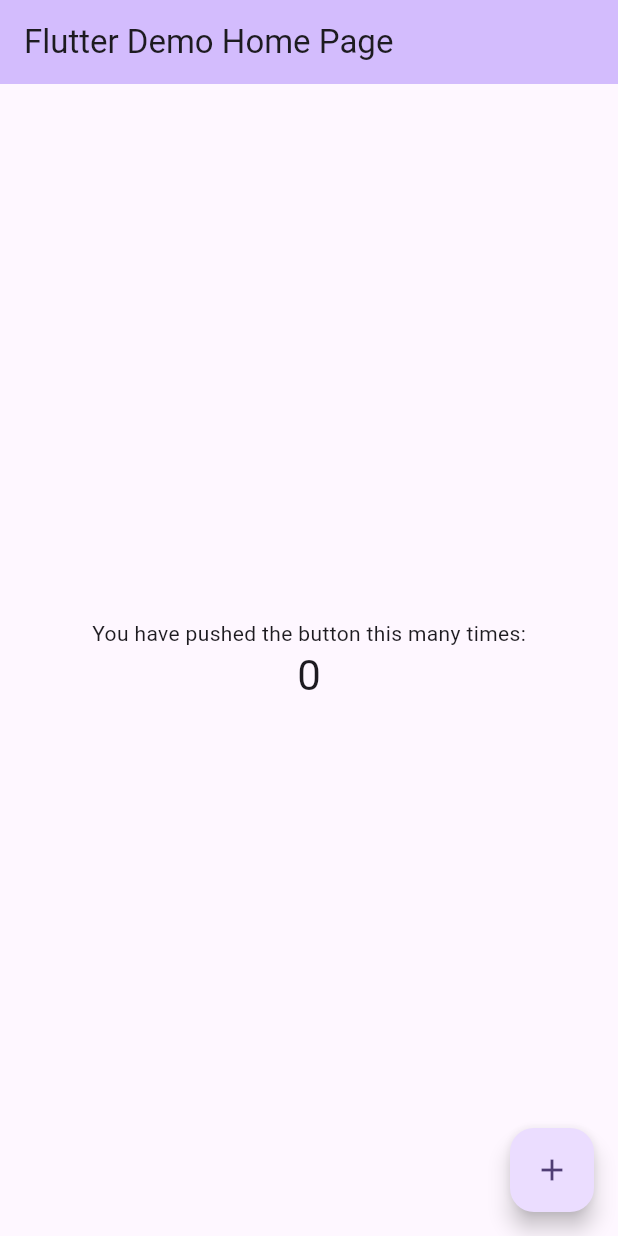
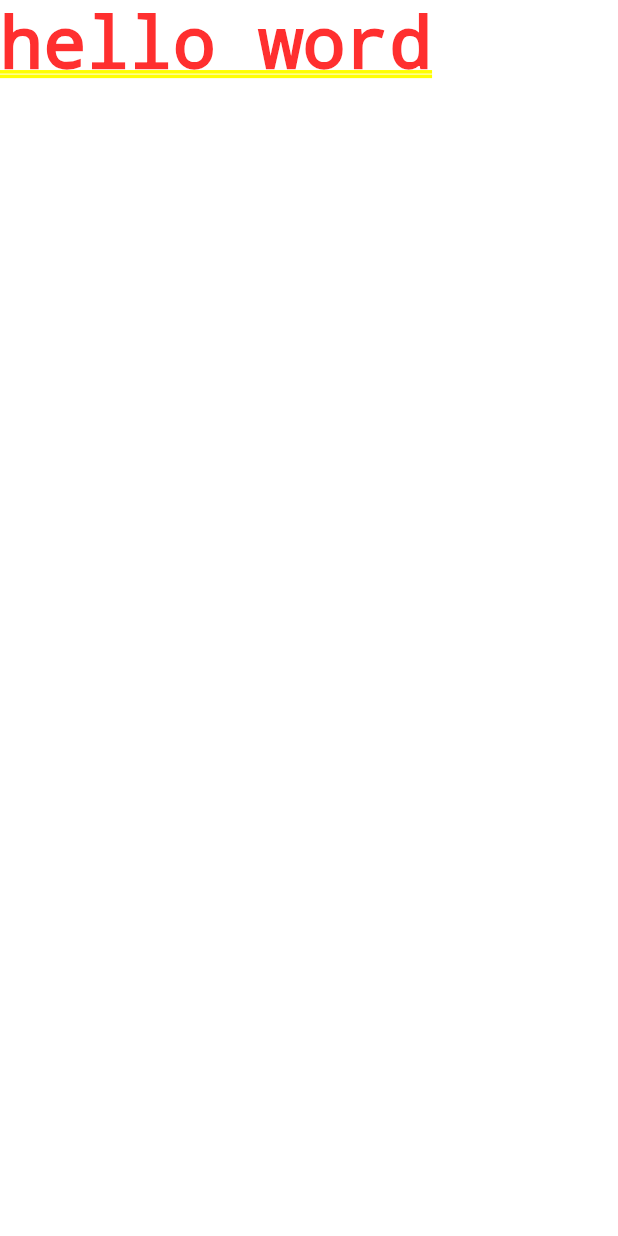
Before and after one commit to Tanh2003/Study_Flutter, a Flutter app: the screen it shows after launch, on a phone screen of 412 x 824 dp. Run offline on Flutter 3.47's test engine with Material 3 defaults, Android fonts, the phone set to English and light mode, and no system bars.

Commit message:
video 30

```diff
--- a/study_flutter/lib/main.dart
+++ b/study_flutter/lib/main.dart
@@ -1,125 +1,14 @@
+
+// Bước 1 : thêm import thư viện
 import 'package:flutter/material.dart';
 
+
+ // bước 2 hàm main là hàm chính để chạy app
 void main() {
-  runApp(const MyApp());
+
+  // bước 3 : khởi động app
+  runApp( const MaterialApp(
+    // Bước :4  sử dụng thành phần để xây dựng giao diện người dùng
+    home: Text("hello word"),
+  ));
 }
-
-class MyApp extends StatelessWidget {
-  const MyApp({super.key});
-
-  // This widget is the root of your application.
-  @override
-  Widget build(BuildContext context) {
-    return MaterialApp(
-      title: 'Flutter Demo',
-      theme: ThemeData(
-        // This is the theme of your application.
-        //
-        // TRY THIS: Try running your application with "flutter run". You'll see
-        // the application has a purple toolbar. Then, without quitting the app,
-        // try changing the seedColor in the colorScheme below to Colors.green
-        // and then invoke "hot reload" (save your changes or press the "hot
-        // reload" button in a Flutter-supported IDE, or press "r" if you used
-        // the command line to start the app).
-        //
-        // Notice that the counter didn't reset back to zero; the application
-        // state is not lost during the reload. To reset the state, use hot
-        // restart instead.
-        //
-        // This works for code too, not just values: Most code changes can be
-        // tested with just a hot reload.
-        colorScheme: ColorScheme.fromSeed(seedColor: Colors.deepPurple),
-        useMaterial3: true,
-      ),
-      home: const MyHomePage(title: 'Flutter Demo Home Page'),
-    );
-  }
-}
-
-class MyHomePage extends StatefulWidget {
-  const MyHomePage({super.key, required this.title});
-
-  // This widget is the home page of your application. It is stateful, meaning
-  // that it has a State object (defined below) that contains fields that affect
-  // how it looks.
-
-  // This class is the configuration for the state. It holds the values (in this
-  // case the title) provided by the parent (in this case the App widget) and
-  // used by the build method of the State. Fields in a Widget subclass are
-  // always marked "final".
-
-  final String title;
-
-  @override
-  State<MyHomePage> createState() => _MyHomePageState();
-}
-
-class _MyHomePageState extends State<MyHomePage> {
-  int _counter = 0;
-
-  void _incrementCounter() {
-    setState(() {
-      // This call to setState tells the Flutter framework that something has
-      // changed in this State, which causes it to rerun the build method below
-      // so that the display can reflect the updated values. If we changed
-      // _counter without calling setState(), then the build method would not be
-      // called again, and so nothing would appear to happen.
-      _counter++;
-    });
-  }
-
-  @override
-  Widget build(BuildContext context) {
-    // This method is rerun every time setState is called, for instance as done
-    // by the _incrementCounter method above.
-    //
-    // The Flutter framework has been optimized to make rerunning build methods
-    // fast, so that you can just rebuild anything that needs updating rather
-    // than having to individually change instances of widgets.
-    return Scaffold(
-      appBar: AppBar(
-        // TRY THIS: Try changing the color here to a specific color (to
-        // Colors.amber, perhaps?) and trigger a hot reload to see the AppBar
-        // change color while the other colors stay the same.
-        backgroundColor: Theme.of(context).colorScheme.inversePrimary,
-        // Here we take the value from the MyHomePage object that was created by
-        // the App.build method, and use it to set our appbar title.
-        title: Text(widget.title),
-      ),
-      body: Center(
-        // Center is a layout widget. It takes a single child and positions it
-        // in the middle of the parent.
-        child: Column(
-          // Column is also a layout widget. It takes a list of children and
-          // arranges them vertically. By default, it sizes itself to fit its
-          // children horizontally, and tries to be as tall as its parent.
-          //
-          // Column has various properties to control how it sizes itself and
-          // how it positions its children. Here we use mainAxisAlignment to
-          // center the children vertically; the main axis here is the vertical
-          // axis because Columns are vertical (the cross axis would be
-          // horizontal).
-          //
-          // TRY THIS: Invoke "debug painting" (choose the "Toggle Debug Paint"
-          // action in the IDE, or press "p" in the console), to see the
-          // wireframe for each widget.
-          mainAxisAlignment: MainAxisAlignment.center,
-          children: <Widget>[
-            const Text(
-              'You have pushed the button this many times:',
-            ),
-            Text(
-              '$_counter',
-              style: Theme.of(context).textTheme.headlineMedium,
-            ),
-          ],
-        ),
-      ),
-      floatingActionButton: FloatingActionButton(
-        onPressed: _incrementCounter,
-        tooltip: 'Increment',
-        child: const Icon(Icons.add),
-      ), // This trailing comma makes auto-formatting nicer for build methods.
-    );
-  }
-}
```
